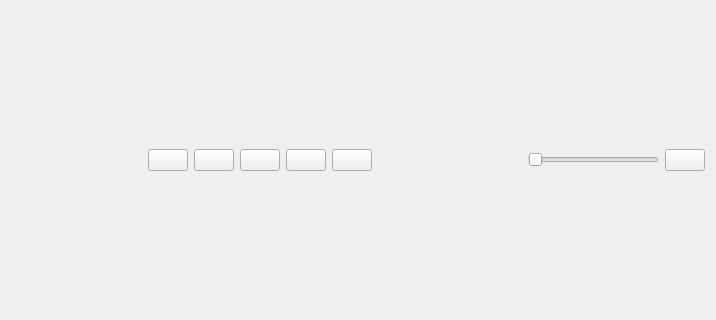
This is code/src/main/resources/base/ui/form.ui in felixdittrich92/mission-uncuttable as Qt 5 draws it before an edit; both pictures show x 0 to 716 and y 98 to 418 of the 716 by 516 pixel window. The edited form follows.
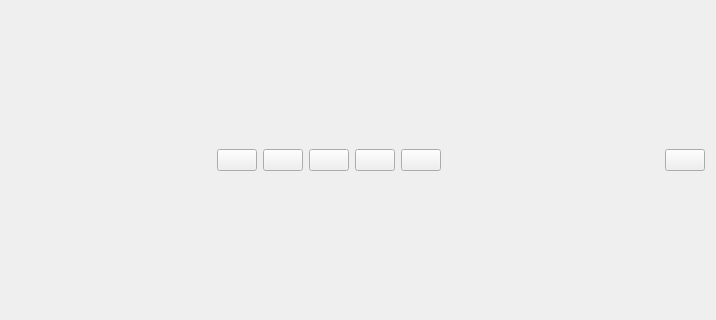
This is the edited form.

The edit to the form file:
```diff
--- a/code/src/main/resources/base/ui/form.ui
+++ b/code/src/main/resources/base/ui/form.ui
@@ -14,7 +14,7 @@
    <string>Form</string>
   </property>
   <layout class="QGridLayout" name="gridLayout">
-   <item row="0" column="0" colspan="10">
+   <item row="0" column="0" colspan="9">
     <layout class="QVBoxLayout" name="videoLayout"/>
    </item>
    <item row="2" column="2">
@@ -68,8 +68,8 @@
      </property>
     </widget>
    </item>
-   <item row="2" column="9">
-    <widget class="QPushButton" name="fullScreen">
+   <item row="2" column="8">
+    <widget class="QPushButton" name="maxButton">
      <property name="text">
       <string/>
      </property>
@@ -82,13 +82,6 @@
      </property>
     </widget>
    </item>
-   <item row="2" column="8">
-    <widget class="QSlider" name="horizontalSlider">
-     <property name="orientation">
-      <enum>Qt::Horizontal</enum>
-     </property>
-    </widget>
-   </item>
    <item row="2" column="0">
     <spacer name="horizontalSpacer">
      <property name="orientation">
```
